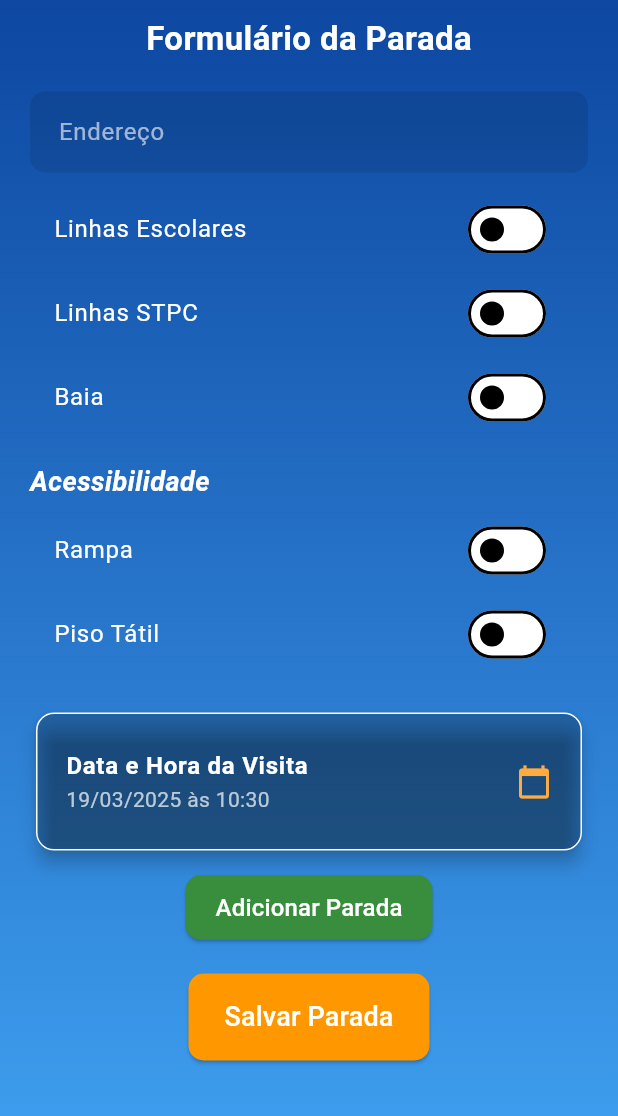
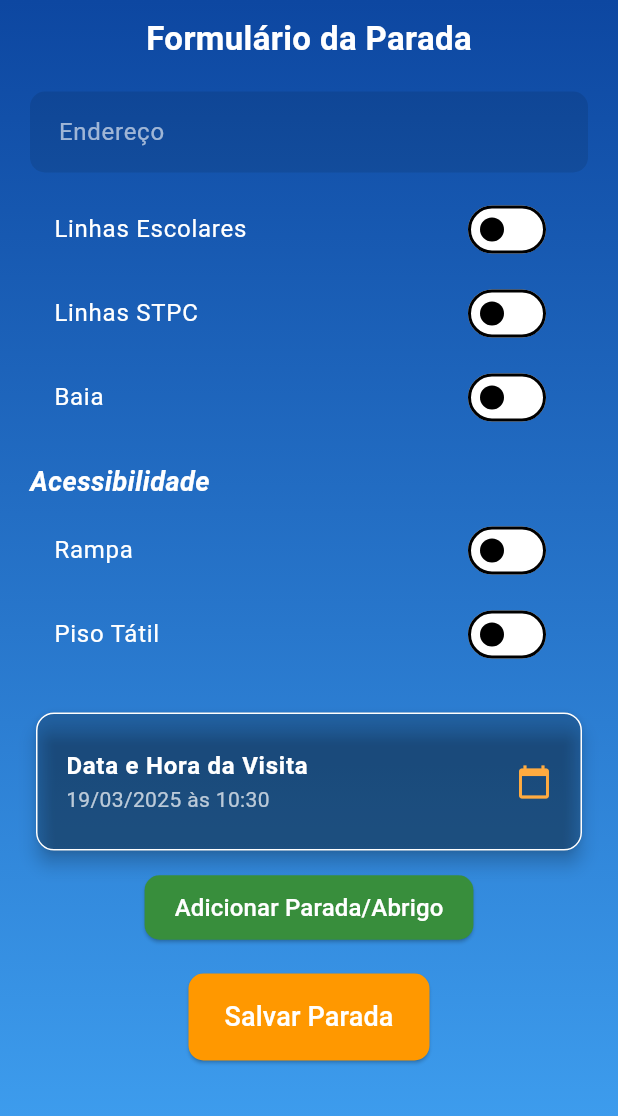
Before and after one commit to adalbertocarv/AppSuter, a Flutter app: the FormularioParadaTela screen opened directly with empty values, on a phone screen of 412 x 824 dp. Shown: the top 1116 px of the screen. Run offline on Flutter 3.47's test engine with Material 3 defaults, Android fonts, the phone set to English and light mode, and no system bars; our stand-ins replace curved_navigation_bar, flutter_map, geolocator, image_picker, jwt_decoder, latlong2 and 1 more; missing offline and left inert: flutter_map_marker_cluster, flutter_map_tile_caching, proj4dart; accounts and stored records are empty.

Commit message:
- tela de carregamento intermediaria -texto fomrulario

```diff
--- a/frontend/lib/main.dart
+++ b/frontend/lib/main.dart
@@ -36,7 +36,7 @@ class PontoParada extends StatelessWidget {
   Widget build(BuildContext context) {
     return MaterialApp(
       debugShowCheckedModeBanner: false, // Desativa o banner de debug
-      title: 'App Suter',
+      title: 'SEMOB - Ponto Certo',
       theme: ThemeData(
         colorScheme:  ColorScheme.light(
           primary: Colors.blue.shade900, // Cor primária
--- a/frontend/lib/screens/carregamento_endereco_tela.dart
+++ b/frontend/lib/screens/carregamento_endereco_tela.dart
@@ -17,7 +17,7 @@ class CarregamentoTela extends StatelessWidget {
   @override
   Widget build(BuildContext context) {
     return Scaffold(
-      backgroundColor: Colors.white,
+      backgroundColor: Colors.blue.shade900,
       body: Center(
         child: FutureBuilder<String>(
           future: enderecoFuture,
@@ -26,11 +26,11 @@ class CarregamentoTela extends StatelessWidget {
               return const Column(
                 mainAxisAlignment: MainAxisAlignment.center,
                 children: [
-                  CircularProgressIndicator(),
+                  CircularProgressIndicator(color: Colors.white),
                   SizedBox(height: 20),
                   Text(
                     "Buscando endereço...",
-                    style: TextStyle(fontSize: 18, fontWeight: FontWeight.bold),
+                    style: TextStyle(fontSize: 18, fontWeight: FontWeight.bold, color: Colors.white),
                   ),
                 ],
               );
--- a/frontend/lib/screens/formulario_parada_tela.dart
+++ b/frontend/lib/screens/formulario_parada_tela.dart
@@ -489,7 +489,7 @@ class _FormularioParadaTelaState extends State<FormularioParadaTela> {
                 children: [
                   // 🔻 Dropdown para Tipo de Abrigo
                   const Text(
-                    "Tipo da parada",
+                    "Tipo da parada/Abrigo",
                     style: TextStyle(color: Colors.white, fontWeight: FontWeight.bold),
                   ),
                   const SizedBox(height: 5),
@@ -682,7 +682,7 @@ class _FormularioParadaTelaState extends State<FormularioParadaTela> {
             ),
             onPressed: _adicionarAbrigo,
             child: const Text(
-              "Adicionar Parada",
+              "Adicionar Parada/Abrigo",
               style: TextStyle(fontSize: 16, color: Colors.white),
             ),
           ),
```
